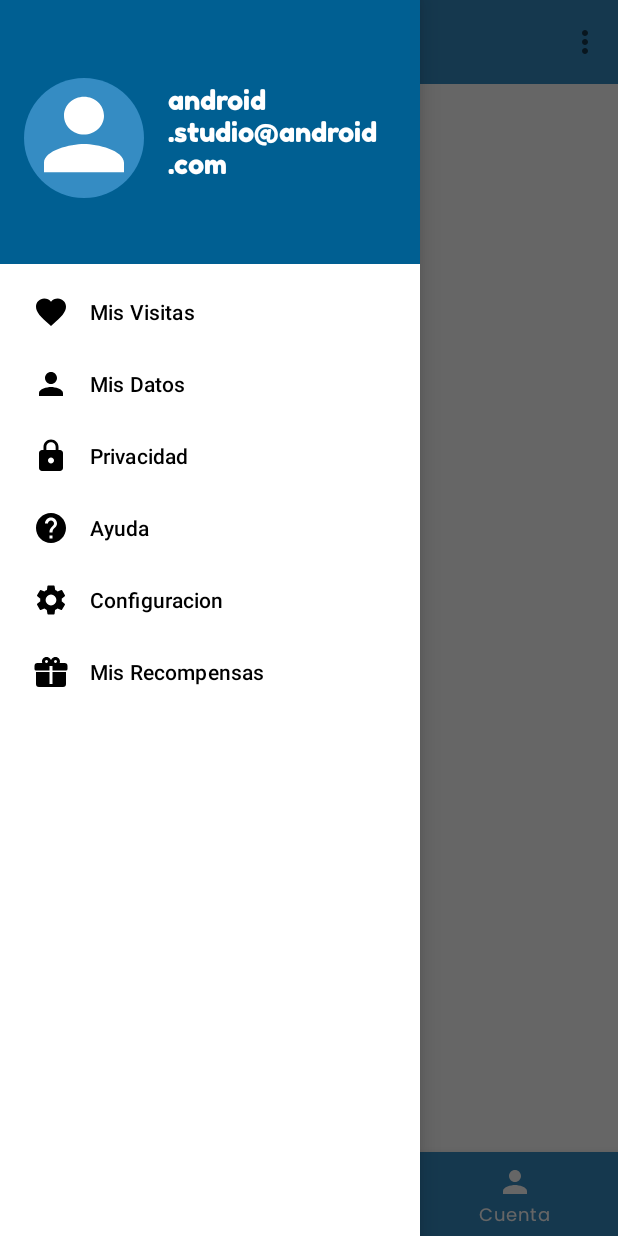
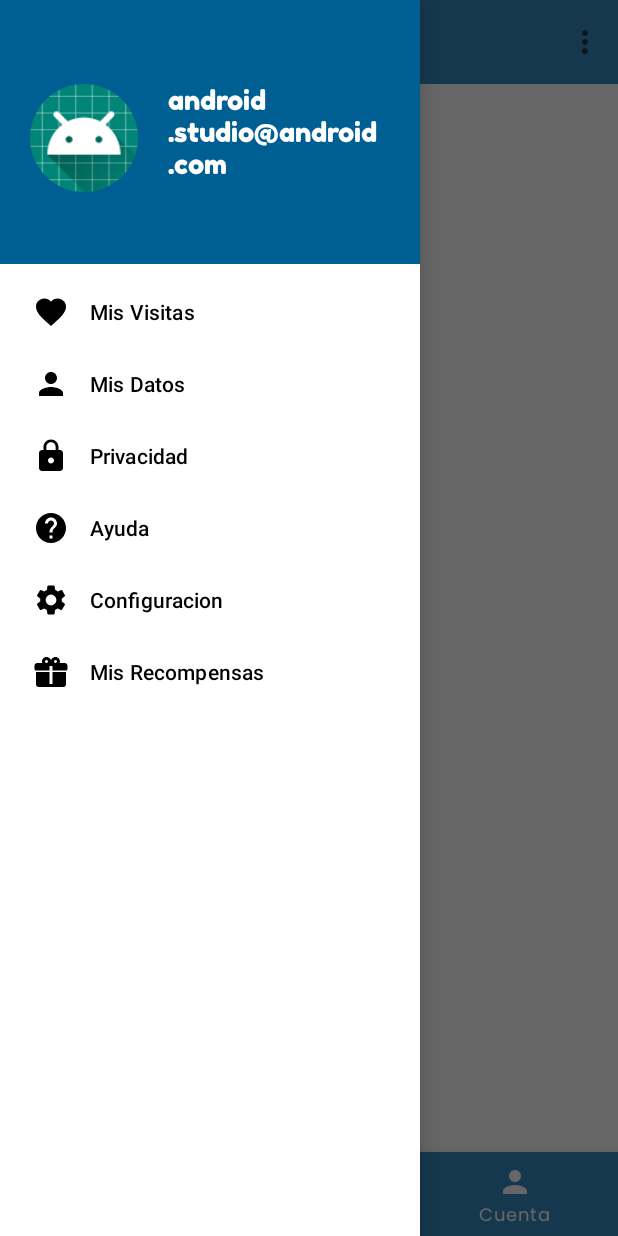
Before and after one commit to AlexGM117/Kleanny, an Android app: the HomeActivity screen opened directly, with no data from a screen before it, with the side drawer open, on a phone screen of 412 x 824 dp. Run offline under Robolectric (Android 15) with nearby library versions, the phone set to English and light mode, and no system bars; our stand-ins replace CircleImageView.

Commit message:
Se añadió un CircleimageView para las imágenes de perfil

```diff
--- a/app/build.gradle
+++ b/app/build.gradle
@@ -51,4 +51,5 @@ dependencies {
     implementation 'com.github.bumptech.glide:glide:4.9.0'
     kapt 'com.github.bumptech.glide:compiler:4.9.0'
     implementation 'com.github.razir.progressbutton:progressbutton:1.0.3'
+    implementation 'de.hdodenhof:circleimageview:3.0.1'
 }
--- a/app/src/main/res/layout/nav_header_home.xml
+++ b/app/src/main/res/layout/nav_header_home.xml
@@ -1,6 +1,5 @@
 <?xml version="1.0" encoding="utf-8"?>
-<androidx.constraintlayout.widget.ConstraintLayout
-        xmlns:android="http://schemas.android.com/apk/res/android"
+<androidx.constraintlayout.widget.ConstraintLayout xmlns:android="http://schemas.android.com/apk/res/android"
         xmlns:app="http://schemas.android.com/apk/res-auto"
         android:layout_width="match_parent"
         android:layout_height="@dimen/nav_header_height"
@@ -8,17 +7,17 @@
         android:gravity="bottom"
         android:orientation="vertical">
 
-    <ImageView
+    <de.hdodenhof.circleimageview.CircleImageView
             android:id="@+id/imageView_profile_photo"
-            android:layout_width="wrap_content"
-            android:layout_height="wrap_content"
+            android:layout_width="80dp"
+            android:layout_height="80dp"
             android:layout_marginStart="16dp"
-            android:contentDescription="@string/nav_header_desc"
             android:paddingTop="@dimen/nav_header_vertical_spacing"
+            android:src="@mipmap/ic_launcher"
             app:layout_constraintBottom_toBottomOf="parent"
             app:layout_constraintStart_toStartOf="parent"
-            app:layout_constraintTop_toTopOf="parent"
-            android:src="@drawable/side_nav_bar"/>
+            app:layout_constraintTop_toTopOf="parent" />
+
 
     <TextView
             android:id="@+id/textView_user_name"
```
